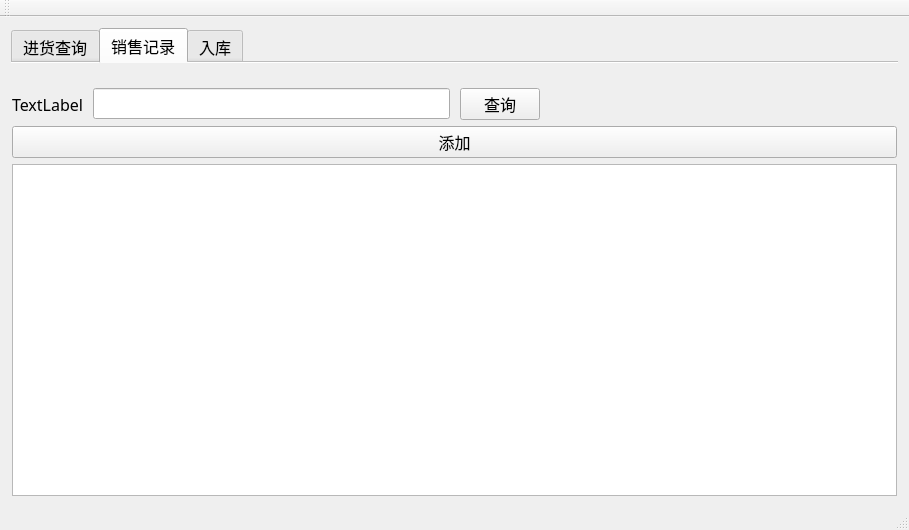
Qt form SX/mainwindow.ui (lwlghart/sx) before a commit.
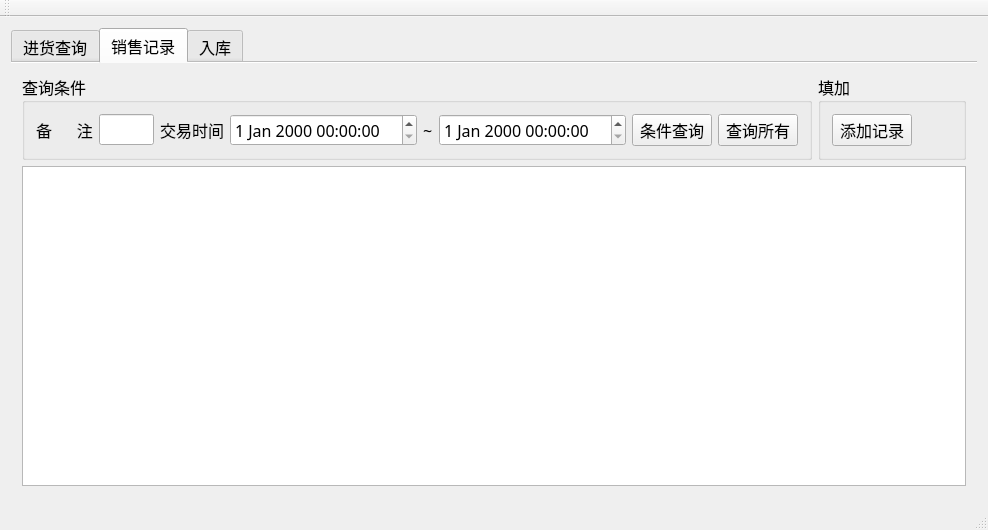
The same form after that commit. The open tabs and pages were chosen to show the change.

Patch:
```diff
--- a/SX/mainwindow.ui
+++ b/SX/mainwindow.ui
@@ -6,7 +6,7 @@
    <rect>
     <x>0</x>
     <y>0</y>
-    <width>909</width>
+    <width>926</width>
     <height>530</height>
    </rect>
   </property>
@@ -15,7 +15,7 @@
   </property>
   <widget class="QWidget" name="centralWidget">
    <layout class="QGridLayout" name="gridLayout">
-    <item row="0" column="0">
+    <item row="0" column="1">
      <widget class="QTabWidget" name="tabWidget">
       <property name="font">
        <font>
@@ -132,87 +132,122 @@
         <string>销售记录</string>
        </attribute>
        <layout class="QGridLayout" name="gridLayout_2">
-        <property name="leftMargin">
-         <number>1</number>
-        </property>
-        <property name="topMargin">
-         <number>5</number>
-        </property>
-        <property name="rightMargin">
-         <number>1</number>
-        </property>
-        <property name="bottomMargin">
-         <number>1</number>
-        </property>
-        <item row="0" column="0">
-         <layout class="QVBoxLayout" name="verticalLayout">
-          <item>
-           <layout class="QHBoxLayout" name="horizontalLayout">
-            <property name="spacing">
-             <number>10</number>
-            </property>
-            <property name="sizeConstraint">
-             <enum>QLayout::SetFixedSize</enum>
-            </property>
-            <property name="topMargin">
-             <number>20</number>
-            </property>
-            <item>
-             <widget class="QLabel" name="label">
-              <property name="text">
-               <string>TextLabel</string>
-              </property>
-             </widget>
-            </item>
-            <item>
-             <widget class="QLineEdit" name="lineEdit"/>
-            </item>
-            <item>
-             <widget class="QPushButton" name="pushButton_Xiaoshou_sel">
-              <property name="text">
-               <string>查询</string>
-              </property>
-             </widget>
-            </item>
-            <item>
-             <spacer name="horizontalSpacer">
-              <property name="orientation">
-               <enum>Qt::Horizontal</enum>
-              </property>
-              <property name="sizeHint" stdset="0">
-               <size>
-                <width>40</width>
-                <height>20</height>
-               </size>
-              </property>
-             </spacer>
-            </item>
-           </layout>
-          </item>
-          <item>
-           <widget class="QPushButton" name="pushButton">
-            <property name="text">
-             <string>添加</string>
-            </property>
-           </widget>
-          </item>
-          <item>
-           <widget class="QTableView" name="tableViewSX">
-            <property name="sortingEnabled">
-             <bool>true</bool>
-            </property>
-            <property name="wordWrap">
-             <bool>false</bool>
-            </property>
-            <attribute name="horizontalHeaderDefaultSectionSize">
-             <number>130</number>
-            </attribute>
-            <attribute name="horizontalHeaderStretchLastSection">
-             <bool>true</bool>
-            </attribute>
-           </widget>
-          </item>
-         </layout>
+        <item row="1" column="0" rowspan="6" colspan="3">
+         <widget class="QTableView" name="tableViewSX">
+          <property name="sortingEnabled">
+           <bool>true</bool>
+          </property>
+          <property name="wordWrap">
+           <bool>false</bool>
+          </property>
+          <attribute name="horizontalHeaderDefaultSectionSize">
+           <number>130</number>
+          </attribute>
+          <attribute name="horizontalHeaderStretchLastSection">
+           <bool>true</bool>
+          </attribute>
+         </widget>
+        </item>
+        <item row="0" column="2">
+         <widget class="QGroupBox" name="groupBox_2">
+          <property name="styleSheet">
+           <string notr="true">font: 12pt &quot;微软雅黑&quot;;</string>
+          </property>
+          <property name="title">
+           <string>填加</string>
+          </property>
+          <layout class="QGridLayout" name="gridLayout_6">
+           <item row="0" column="1">
+            <widget class="QPushButton" name="pushButton">
+             <property name="text">
+              <string>添加记录</string>
+             </property>
+            </widget>
+           </item>
+           <item row="0" column="2">
+            <spacer name="horizontalSpacer">
+             <property name="orientation">
+              <enum>Qt::Horizontal</enum>
+             </property>
+             <property name="sizeType">
+              <enum>QSizePolicy::Minimum</enum>
+             </property>
+             <property name="sizeHint" stdset="0">
+              <size>
+               <width>40</width>
+               <height>20</height>
+              </size>
+             </property>
+            </spacer>
+           </item>
+          </layout>
+         </widget>
+        </item>
+        <item row="0" column="0" colspan="2">
+         <widget class="QGroupBox" name="groupBox_XS">
+          <property name="enabled">
+           <bool>true</bool>
+          </property>
+          <property name="styleSheet">
+           <string notr="true">font: 12pt &quot;微软雅黑&quot;;</string>
+          </property>
+          <property name="title">
+           <string>查询条件</string>
+          </property>
+          <layout class="QGridLayout" name="gridLayout_5">
+           <property name="sizeConstraint">
+            <enum>QLayout::SetDefaultConstraint</enum>
+           </property>
+           <item row="0" column="4">
+            <widget class="QLabel" name="label_17">
+             <property name="text">
+              <string>~</string>
+             </property>
+            </widget>
+           </item>
+           <item row="0" column="2">
+            <widget class="QLabel" name="label_16">
+             <property name="text">
+              <string>交易时间</string>
+             </property>
+            </widget>
+           </item>
+           <item row="0" column="3">
+            <widget class="QDateTimeEdit" name="dt_XSbegin"/>
+           </item>
+           <item row="0" column="5">
+            <widget class="QDateTimeEdit" name="dt_XSend"/>
+           </item>
+           <item row="0" column="1">
+            <widget class="QLineEdit" name="txt_XS_memo">
+             <property name="text">
+              <string/>
+             </property>
+            </widget>
+           </item>
+           <item row="0" column="0">
+            <widget class="QLabel" name="label_24">
+             <property name="text">
+              <string>备      注</string>
+             </property>
+            </widget>
+           </item>
+           <item row="0" column="6">
+            <widget class="QPushButton" name="pushButton_Xiaoshou_sel">
+             <property name="text">
+              <string>条件查询</string>
+             </property>
+            </widget>
+           </item>
+           <item row="0" column="7">
+            <widget class="QPushButton" name="pushButton_xsSave">
+             <property name="text">
+              <string>查询所有</string>
+             </property>
+            </widget>
+           </item>
+          </layout>
+         </widget>
         </item>
        </layout>
       </widget>
```
Left out of the diff: 29 changed lines with no effect on the pictures.
